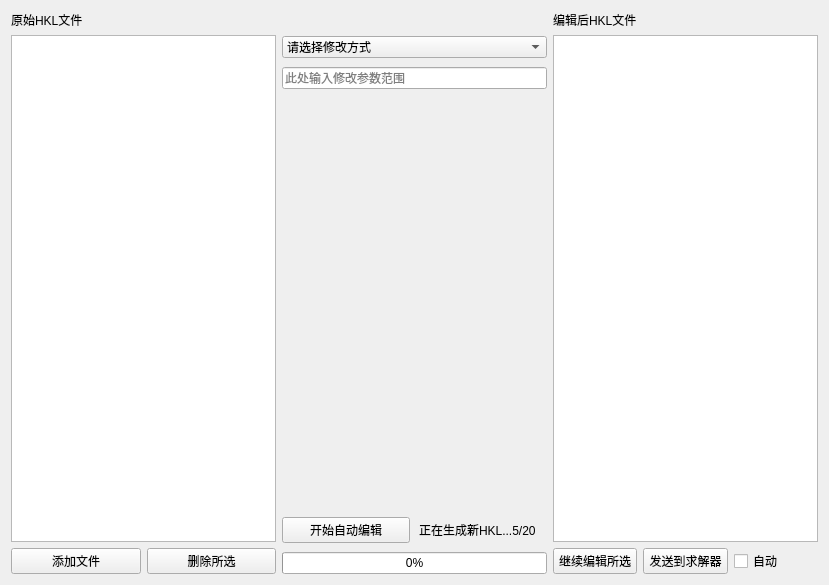
First picture: the form in crystaltoolgui/qt/tabhkleditor.ui, repository jingshenSN2/CrystalTool, before the edit.
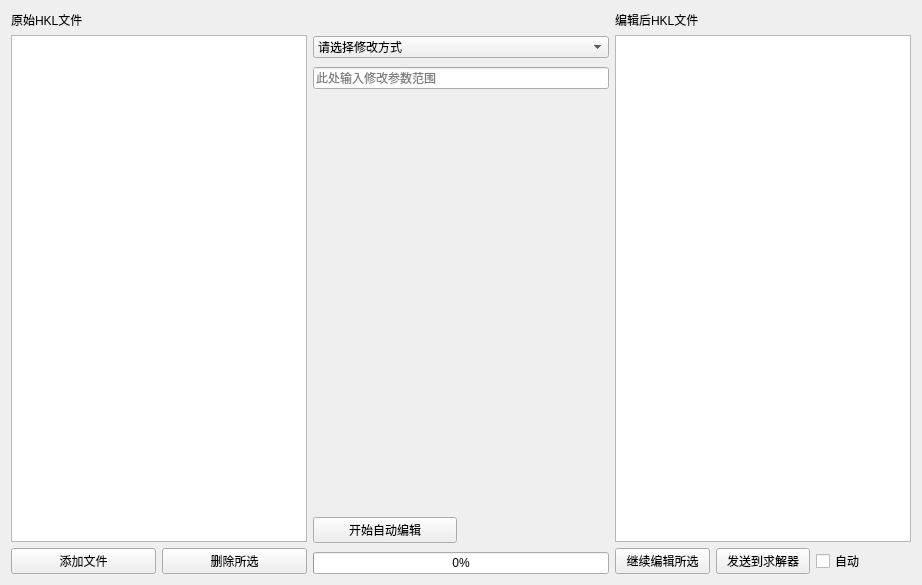
Second picture: the form after the edit.

The edit to the form file:
```diff
--- a/crystaltoolgui/qt/tabhkleditor.ui
+++ b/crystaltoolgui/qt/tabhkleditor.ui
@@ -6,7 +6,7 @@
    <rect>
     <x>0</x>
     <y>0</y>
-    <width>829</width>
+    <width>922</width>
     <height>585</height>
    </rect>
   </property>
@@ -56,6 +56,9 @@
      </property>
      <item>
       <widget class="QComboBox" name="cB_editor_method">
+       <property name="currentText">
+        <string>请选择修改方式</string>
+       </property>
        <property name="currentIndex">
         <number>0</number>
        </property>
@@ -111,7 +114,7 @@
        <item alignment="Qt::AlignVCenter">
         <widget class="QLabel" name="l_editor_start">
          <property name="text">
-          <string>正在生成新HKL...5/20</string>
+          <string/>
          </property>
          <property name="textFormat">
           <enum>Qt::AutoText</enum>
```
Left out of the diff: 17 changed lines with no effect on the pictures.
